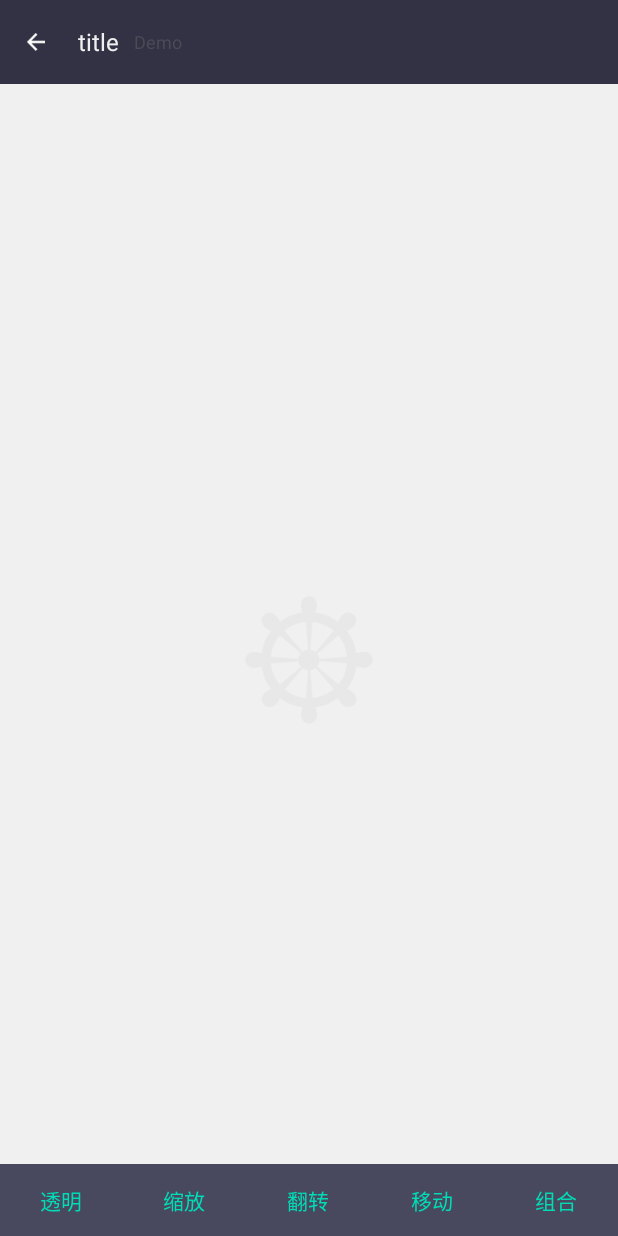
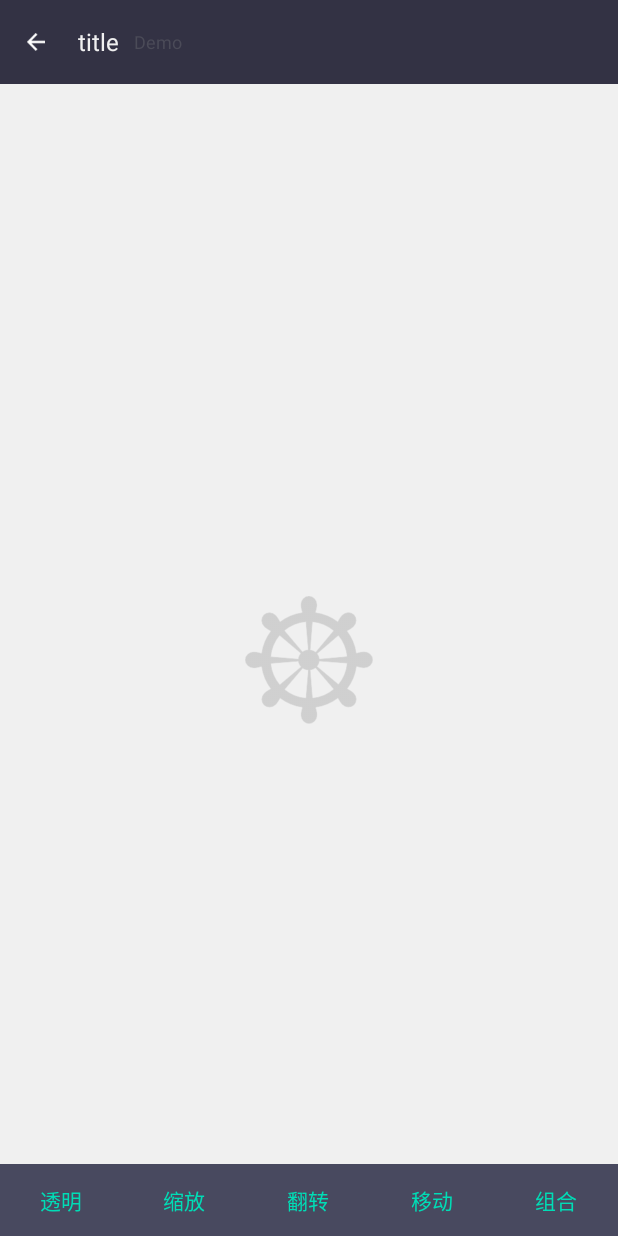
Before and after one commit to leitana/CustomView, an Android app: the PropertySimpleAnimationActivity screen opened directly, with no data from a screen before it, after a tap on "透明", on a phone screen of 412 x 824 dp. Run offline under Robolectric (Android 15) with nearby library versions, the phone set to English and light mode, and no system bars; our stand-ins replace ButterKnife; libraries missing offline, so code that uses them is left out: com.orhanobut.logger.

Commit message:
property animation

```diff
--- a/app/src/main/java/custom/lx/com/customview/animation/PropertySimpleAnimationActivity.java
+++ b/app/src/main/java/custom/lx/com/customview/animation/PropertySimpleAnimationActivity.java
@@ -45,11 +45,11 @@ public class PropertySimpleAnimationActivity extends BaseActivity {
     public void onViewClicked(View view) {
         switch (view.getId()) {
             case R.id.bt_alpha:
-//                ObjectAnimator alphaAnimator = ObjectAnimator.ofFloat(ivWheel, "alpha", 1f, 0f, 1f);
-//                alphaAnimator.setDuration(5000);
-//                alphaAnimator.start();
+                ObjectAnimator alphaAnimator = ObjectAnimator.ofFloat(ivWheel, "alpha", 1f, 0f, 1f);
+                alphaAnimator.setDuration(5000);
+                alphaAnimator.start();
 
-                ivWheel.animate().alpha(0f).setDuration(2500);
+//                ivWheel.animate().alpha(0f).setDuration(2500);
                 break;
             case R.id.bt_scale:
                 ObjectAnimator scaleAnimator = ObjectAnimator.ofFloat(ivWheel, "scaleY", 1f, 3f, 1f);
--- a/app/src/main/java/custom/lx/com/customview/recyclerview/NativeRecyclerActicity.java
+++ b/app/src/main/java/custom/lx/com/customview/recyclerview/NativeRecyclerActicity.java
@@ -67,7 +67,7 @@ public class NativeRecyclerActicity extends BaseActivity {
 
     private void initData() {
         mData = new ArrayList<>();
-        for (int i = 0; i < 50; i++) {
+        for (int i = 0; i < 20; i++) {
             mData.add("item" + i);
         }
     }
--- a/app/src/main/res/layout/text_item.xml
+++ b/app/src/main/res/layout/text_item.xml
@@ -16,6 +16,7 @@
             android:layout_height="wrap_content"
             android:layout_gravity="center"
             android:gravity="center"
+            android:padding="20dp"
             android:textSize="15sp"
             />
     </android.support.v7.widget.CardView>
```
